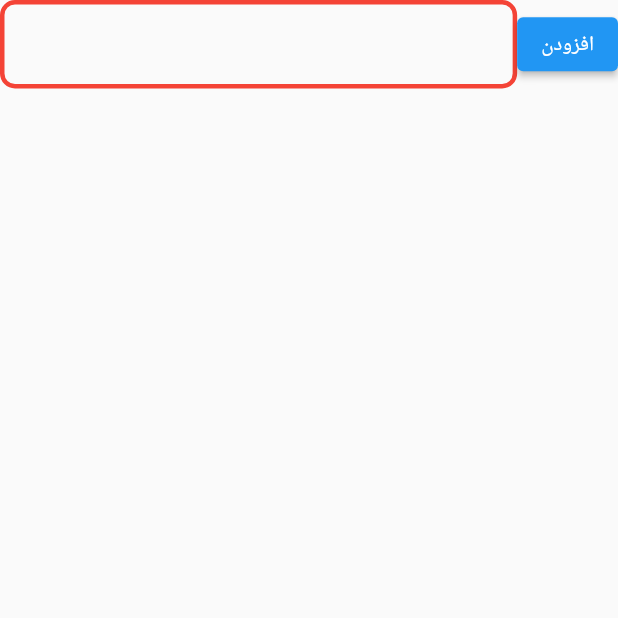
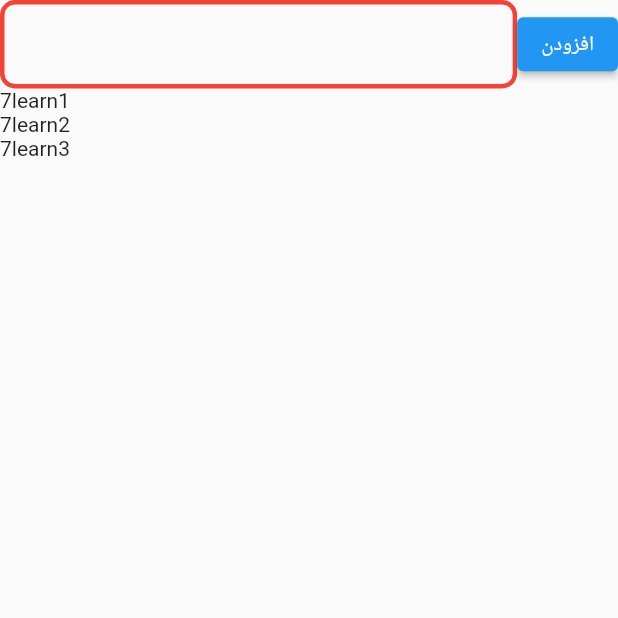
Before and after one commit to amirahmadadibi/7learn_todo, a Flutter app: the screen it shows after launch, on a phone screen of 412 x 824 dp, the top half of it. Run offline on Flutter 3.47's test engine with Material 2 defaults, Android fonts, the phone set to English and light mode, and no system bars.

Commit message:
S08 E03 setup list with an array

```diff
--- a/lib/main.dart
+++ b/lib/main.dart
@@ -4,15 +4,25 @@ void main() {
   runApp(const MyApp());
 }
 
-class MyApp extends StatelessWidget {
+class MyApp extends StatefulWidget {
   const MyApp({super.key});
+
+  @override
+  State<MyApp> createState() => _MyAppState();
+}
+
+class _MyAppState extends State<MyApp> {
+
+  List<String> noteList = ['7learn1','7learn2','7learn3'];
 
   @override
   Widget build(BuildContext context) {
     return MaterialApp(
         home: Scaffold(
       body: SafeArea(
-        child: Row(
+          child: Column(
+        children: [
+          Row(
             children: [
               Expanded(
                 child: TextField(
@@ -31,7 +41,16 @@ class MyApp extends StatelessWidget {
               ElevatedButton(onPressed: () {}, child: Text('افزودن'))
             ],
           ),
+          Expanded(
+            child: ListView.builder(
+              itemCount: noteList.length,
+              itemBuilder: (context, index) {
+                return Text(noteList[index]);
+              },
             ),
+          )
+        ],
+      )),
     )
 
         //        ListView.builder(
```
Lines whose indentation alone changed are shown as unchanged.
